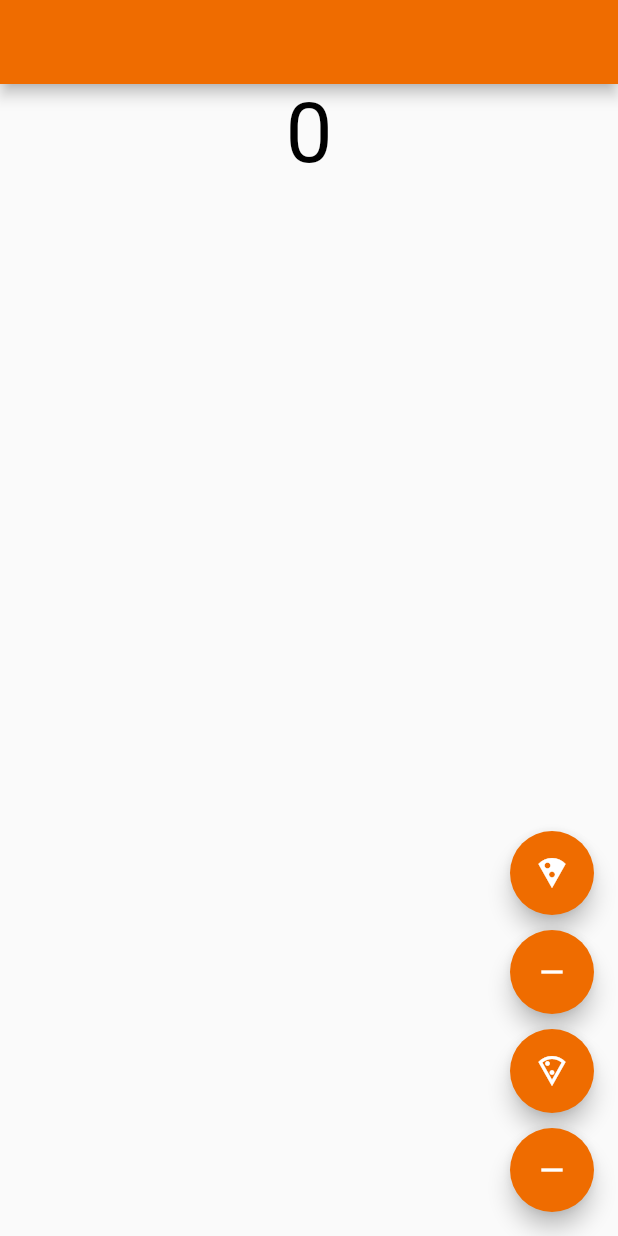
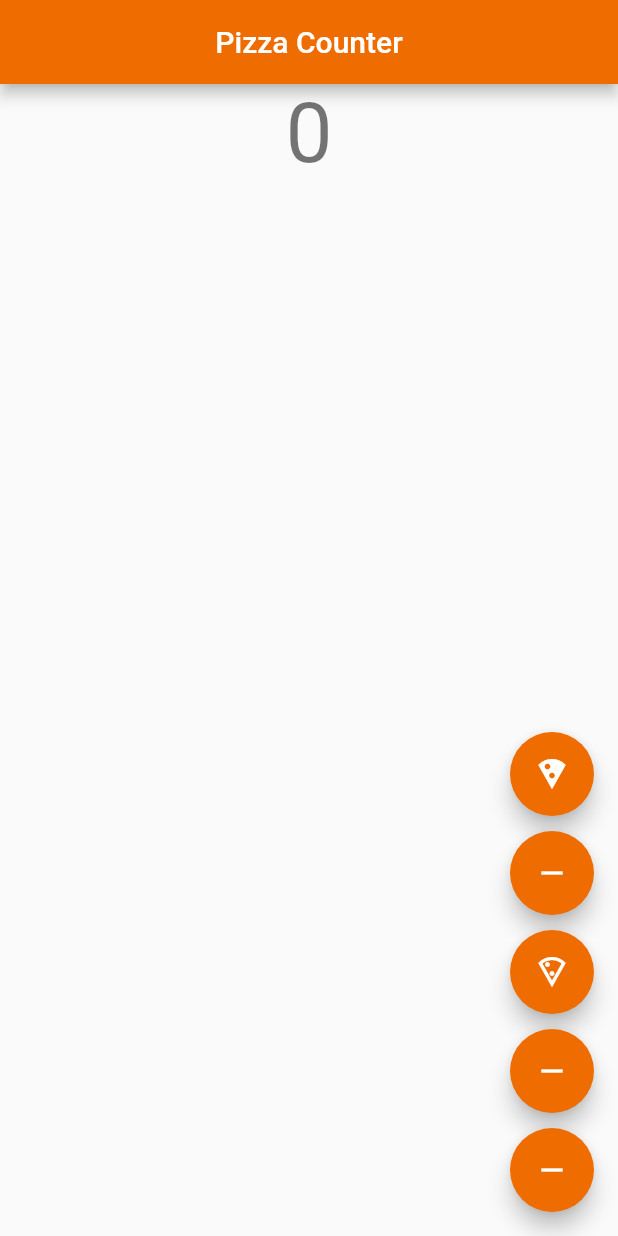
Before and after one commit to HamadaAllipy/pizza_bloc, a Flutter app: the screen it shows after launch, after a tap on the "local pizza" icon, after a tap on the "remove" icon, on a phone screen of 412 x 824 dp. Run offline on Flutter 3.47's test engine with Material 2 defaults, Android fonts, the phone set to English and light mode, and no system bars; our stand-ins replace bloc, flutter_bloc; missing offline and left inert: flutter_statusbarcolor_ns.

Commit message:
status_bar

```diff
--- a/lib/app.dart
+++ b/lib/app.dart
@@ -1,6 +1,11 @@
 import 'package:flutter/material.dart';
-import 'package:pizza/view/home_page.dart';
 
-class PizzaApp extends MaterialApp{
-  const PizzaApp({Key? key}): super(key: key , home: const HomePage(), debugShowCheckedModeBanner: false);
+import 'view/pizza_page.dart';
+
+class PizzaApp extends MaterialApp {
+  const PizzaApp({Key? key})
+      : super(
+            key: key,
+            debugShowCheckedModeBanner: false,
+            home: const PizzaPage());
 }
--- /dev/null
+++ b/lib/app_bloc_observer.dart
@@ -0,0 +1,13 @@
+import 'dart:developer';
+
+import 'package:flutter_bloc/flutter_bloc.dart';
+
+class AppBlocObserver extends BlocObserver{
+
+
+  @override
+  void onTransition(Bloc bloc, Transition transition) {
+    log('$transition');
+    super.onTransition(bloc, transition);
+  }
+}
--- a/lib/bloc/pizza_bloc.dart
+++ b/lib/bloc/pizza_bloc.dart
@@ -1,41 +1,36 @@
 import 'dart:async';
 
-import 'package:flutter_bloc/flutter_bloc.dart';
+import 'package:bloc/bloc.dart';
+import 'package:meta/meta.dart';
 import 'package:pizza/data/pizza_model.dart';
 
-part 'pizza_events.dart';
+part 'pizza_event.dart';
+part 'pizza_state.dart';
 
-part 'pizza_states.dart';
-
-class PizzaBloc extends Bloc<PizzaEvents, PizzaStates> {
+class PizzaBloc extends Bloc<PizzaEvent, PizzaState> {
   PizzaBloc() : super(PizzaInitialState()) {
     on<LoadPizzaEvent>(_onLoadPizza);
     on<AddPizzaEvent>(_onAddPizza);
     on<RemovePizzaEvent>(_onRemovePizza);
   }
 
-  void _onLoadPizza(LoadPizzaEvent event, Emitter<PizzaStates> emit) async{
-    await Future.delayed(const Duration(seconds: 2));
-    emit(
-        const PizzaDataLoadedState(pizzas: [])
-    );
+  FutureOr<void> _onLoadPizza(LoadPizzaEvent event, Emitter<PizzaState> emit)async {
+    await Future.delayed(const Duration(seconds: 1));
+    emit(const PizzasLoadedState([]));
   }
 
-  void _onAddPizza(AddPizzaEvent event, Emitter<PizzaStates> emit) {
-    if(state is PizzaDataLoadedState){
-      final state = this.state as PizzaDataLoadedState;
-      emit(
-          PizzaDataLoadedState(pizzas: List.from(state.pizzas)..add(event.pizza))
-      );
+  FutureOr<void> _onAddPizza(AddPizzaEvent event, Emitter<PizzaState> emit) {
+    if(state is PizzasLoadedState){
+      final state = this.state as PizzasLoadedState;
+      emit(PizzasLoadedState(List.from(state.pizzas)..add(event.pizzaModel)));
     }
   }
 
-  void _onRemovePizza(RemovePizzaEvent event, Emitter<PizzaStates> emit) {
-    if(state is PizzaDataLoadedState){
-      final state = this.state as PizzaDataLoadedState;
-      emit(
-        PizzaDataLoadedState(pizzas: List.from(state.pizzas)..remove(event.pizza))
-      );
+  FutureOr<void> _onRemovePizza(RemovePizzaEvent event, Emitter<PizzaState> emit) {
+    if(state is PizzasLoadedState){
+      final state = this.state as PizzasLoadedState;
+      emit(PizzasLoadedState(List.from(state.pizzas)..remove(event.pizzaModel)));
+
     }
   }
 }
--- /dev/null
+++ b/lib/bloc/pizza_event.dart
@@ -0,0 +1,24 @@
+part of 'pizza_bloc.dart';
+
+@immutable
+abstract class PizzaEvent {
+  const PizzaEvent();
+}
+
+class LoadPizzaEvent extends PizzaEvent{
+  final List<PizzaModel> pizzas;
+
+  const LoadPizzaEvent(this.pizzas);
+}
+
+class AddPizzaEvent extends PizzaEvent {
+  final PizzaModel pizzaModel;
+
+  const AddPizzaEvent(this.pizzaModel);
+}
+
+class RemovePizzaEvent extends PizzaEvent {
+  final PizzaModel pizzaModel;
+
+  const RemovePizzaEvent(this.pizzaModel);
+}
--- a/lib/bloc/pizza_events.dart
+++ /dev/null
@@ -1,21 +0,0 @@
-part of 'pizza_bloc.dart';
-
-abstract class PizzaEvents{
-  const PizzaEvents();
-}
-
-class LoadPizzaEvent extends PizzaEvents{
-
-  final List<PizzaModel> pizzas;
-  const LoadPizzaEvent({required this.pizzas});
-}
-class AddPizzaEvent extends PizzaEvents{
-  final PizzaModel pizza;
-  AddPizzaEvent({required this.pizza});
-}
-class RemovePizzaEvent extends PizzaEvents{
-
-  final PizzaModel pizza;
-
-  RemovePizzaEvent({required this.pizza});
-}
--- /dev/null
+++ b/lib/bloc/pizza_state.dart
@@ -0,0 +1,14 @@
+part of 'pizza_bloc.dart';
+
+@immutable
+abstract class PizzaState {
+  const PizzaState();
+}
+
+class PizzaInitialState extends PizzaState {}
+
+class PizzasLoadedState extends PizzaState{
+  final List<PizzaModel> pizzas;
+
+  const PizzasLoadedState(this.pizzas);
+}
--- a/lib/bloc/pizza_states.dart
+++ /dev/null
@@ -1,13 +0,0 @@
-part of 'pizza_bloc.dart';
-
-abstract class PizzaStates {
-  const PizzaStates();
-}
-
-class PizzaInitialState extends PizzaStates {}
-
-class PizzaDataLoadedState extends PizzaStates {
-  final List<PizzaModel> pizzas;
-
-  const PizzaDataLoadedState({required this.pizzas});
-}
--- a/lib/data/pizza_model.dart
+++ b/lib/data/pizza_model.dart
@@ -1,18 +1,22 @@
 import 'package:flutter/material.dart';
 
 class PizzaModel {
-  final int id;
-  final String name;
-  final Image image;
+  final int _id;
+  final String _name;
+  final Image _image;
 
   PizzaModel({
-    required this.image,
-    required this.id,
-    required this.name,
-  });
+    required int id,
+    required String name,
+    required Image image,
+  })  : _id = id,
+        _image = image,
+        _name = name;
+
+  Image get image => _image;
 
   static List<PizzaModel> pizzas = [
-    PizzaModel(id: 0, image: Image.asset('assets/pizza.png'), name: 'pizza'),
-    PizzaModel(id: 1, image: Image.asset('assets/pizza_pepperoni.png'), name: 'pizza pepperoni'),
+    PizzaModel(id: 1, name: 'Pizza', image: Image.asset('assets/pizza.png')),
+    PizzaModel(id: 2, name: 'Pizza Peperoni', image: Image.asset('assets/pizza_pepperoni.png')),
   ];
 }
--- a/lib/main.dart
+++ b/lib/main.dart
@@ -1,7 +1,13 @@
 import 'package:flutter/material.dart';
+import 'package:flutter_bloc/flutter_bloc.dart';
+import 'package:flutter_statusbarcolor_ns/flutter_statusbarcolor_ns.dart';
 
 import 'app.dart';
+import 'app_bloc_observer.dart';
 
-void main(){
-  runApp(const PizzaApp());
+void main() async{
+
+
+  BlocOverrides.runZoned(() => runApp(const PizzaApp()),
+      blocObserver: AppBlocObserver());
 }
--- a/lib/view/home_page.dart
+++ /dev/null
@@ -1,14 +0,0 @@
-import 'package:flutter/material.dart';
-import 'package:flutter/widgets.dart';
-import 'package:flutter_bloc/flutter_bloc.dart';
-import 'package:pizza/bloc/pizza_bloc.dart';
-import 'package:pizza/view/pizza_view.dart';
-
-class HomePage extends StatelessWidget {
-  const HomePage({Key? key}) : super(key: key);
-
-  @override
-  Widget build(BuildContext context) {
-    return BlocProvider(create: (context)=> PizzaBloc()..add(const LoadPizzaEvent(pizzas: [])),child: const PizzaView(),);
-  }
-}
--- /dev/null
+++ b/lib/view/pizza_page.dart
@@ -0,0 +1,17 @@
+import 'package:flutter/material.dart';
+import 'package:flutter_bloc/flutter_bloc.dart';
+import 'package:pizza/view/pizza_view.dart';
+
+import '../bloc/pizza_bloc.dart';
+
+class PizzaPage extends StatelessWidget {
+  const PizzaPage({Key? key}) : super(key: key);
+
+  @override
+  Widget build(BuildContext context) {
+    return BlocProvider(
+      create: (context) => PizzaBloc()..add(const LoadPizzaEvent([])),
+      child: const PizzaView(),
+    );
+  }
+}
--- a/lib/view/pizza_view.dart
+++ b/lib/view/pizza_view.dart
@@ -1,106 +1,140 @@
 import 'dart:math';
 
 import 'package:flutter/material.dart';
+import 'package:flutter/services.dart';
 import 'package:flutter_bloc/flutter_bloc.dart';
 import 'package:pizza/bloc/pizza_bloc.dart';
-import 'package:pizza/data/pizza_model.dart';
+
+import '../data/pizza_model.dart';
+import 'second_screen.dart';
 
 class PizzaView extends StatelessWidget {
   const PizzaView({Key? key}) : super(key: key);
 
   @override
   Widget build(BuildContext context) {
-    final textTheme = Theme.of(context).textTheme;
     final random = Random();
     return Scaffold(
       appBar: AppBar(
+        title: const Text(
+          'Pizza Counter',
+        ),
+        centerTitle: true,
         backgroundColor: Colors.orange[800],
+        systemOverlayStyle: const SystemUiOverlayStyle(
+          statusBarColor: Colors.transparent,
         ),
-      body: BlocBuilder<PizzaBloc, PizzaStates>(
+      ),
+      body: BlocBuilder<PizzaBloc, PizzaState>(
         builder: (context, state) {
           if (state is PizzaInitialState) {
             return Center(
               child: CircularProgressIndicator(
-                backgroundColor: Colors.orange[800],
+                color: Colors.orange[800],
               ),
             );
           }
-          if (state is PizzaDataLoadedState) {
-            return Column(
+          if (state is PizzasLoadedState) {
+            return Center(
+              child: Column(
                 children: [
                   Text(
                     '${state.pizzas.length}',
-                  style: textTheme.headline2!.copyWith(
-                    color: Colors.black,
-                  ),
-                ),
-                const SizedBox(
-                  width: double.infinity,
+                    style: Theme.of(context).textTheme.headline2,
                   ),
                   Expanded(
                     child: Stack(
                       children: [
-                      for(int index = 0 ; index < state.pizzas.length; index++)
+                        for(int index = 0; index < state.pizzas.length; index++)...[
                           Positioned(
-                          left: random.nextInt(250).toDouble(),
                             top: random.nextInt(400).toDouble(),
+                            left: random.nextInt(300).toDouble(),
                             child: SizedBox(
                               width: 150,
                               height: 150,
                               child: state.pizzas[index].image,
                             ),
                           ),
+                        ]
+
                       ],
-                  )
+                    ),
                   ),
                 ],
+              ),
             );
           }
-          return const Text(
-            'Something went error',
+          return const Center(
+            child: Text(
+              'Some went error',
+            ),
           );
         },
       ),
       floatingActionButton: Column(
         mainAxisAlignment: MainAxisAlignment.end,
-        crossAxisAlignment: CrossAxisAlignment.end,
         children: [
           FloatingActionButton(
-            child: const Icon(Icons.local_pizza),
-            onPressed: () {
-              context.read<PizzaBloc>().add(AddPizzaEvent(pizza: PizzaModel.pizzas[0]));
+            heroTag: 'btn1',
+            onPressed: (){
+              context.read<PizzaBloc>().add(AddPizzaEvent(PizzaModel.pizzas[0]));
             },
             backgroundColor: Colors.orange[800],
+            child: const Icon(
+              Icons.local_pizza,
+            ),
           ),
           const SizedBox(
             height: 10,
           ),
           FloatingActionButton(
-            child: const Icon(Icons.remove),
+            heroTag: 'btn2',
             onPressed: () {
-              context.read<PizzaBloc>().add(RemovePizzaEvent(pizza: PizzaModel.pizzas[0]));
+              context.read<PizzaBloc>().add(RemovePizzaEvent(PizzaModel.pizzas[0]));
             },
             backgroundColor: Colors.orange[800],
+            child: const Icon(
+              Icons.remove,
+            ),
           ),
           const SizedBox(
             height: 10,
           ),
           FloatingActionButton(
-            child: const Icon(Icons.local_pizza_outlined),
+            heroTag: 'btn3',
             onPressed: () {
-              context.read<PizzaBloc>().add(AddPizzaEvent(pizza: PizzaModel.pizzas[1]));
+              context.read<PizzaBloc>().add(AddPizzaEvent(PizzaModel.pizzas[1]));
             },
             backgroundColor: Colors.orange[800],
+            child: const Icon(
+              Icons.local_pizza_outlined,
+            ),
           ),
           const SizedBox(
             height: 10,
           ),
           FloatingActionButton(
-            child: const Icon(Icons.remove),
+            heroTag: 'btn4',
             onPressed: () {
-              context.read<PizzaBloc>().add(RemovePizzaEvent(pizza: PizzaModel.pizzas[1]));
+              context.read<PizzaBloc>().add(RemovePizzaEvent(PizzaModel.pizzas[1]));
             },
             backgroundColor: Colors.orange[800],
+            child: const Icon(
+              Icons.remove,
+            ),
+          ),
+          const SizedBox(
+            height: 10,
+          ),
+          FloatingActionButton(
+            heroTag: 'btn5',
+            onPressed: () {
+              Navigator.of(context).push(MaterialPageRoute(builder: (context)=> const SecondScreen()));
+            },
+            backgroundColor: Colors.orange[800],
+            child: const Icon(
+              Icons.remove,
+            ),
           ),
         ],
       ),
--- /dev/null
+++ b/lib/view/second_screen.dart
@@ -0,0 +1,18 @@
+import 'package:flutter/material.dart';
+import 'package:flutter/services.dart';
+
+class SecondScreen extends StatelessWidget {
+  const SecondScreen({Key? key}) : super(key: key);
+
+  @override
+  Widget build(BuildContext context) {
+    return Scaffold(
+      appBar: AppBar(
+        systemOverlayStyle: const SystemUiOverlayStyle(
+          statusBarColor: Colors.orange,
+        ),
+      ),
+
+    );
+  }
+}
--- a/pubspec.yaml
+++ b/pubspec.yaml
@@ -30,6 +30,7 @@ dependencies:
   flutter:
     sdk: flutter
   flutter_bloc: ^8.0.1
+  flutter_statusbarcolor_ns: ^0.4.0
 
   # The following adds the Cupertino Icons font to your application.
   # Use with the CupertinoIcons class for iOS style icons.
```
Also changed, not shown: pubspec.lock, 4 other files. Lines whose indentation alone changed are shown as unchanged.
